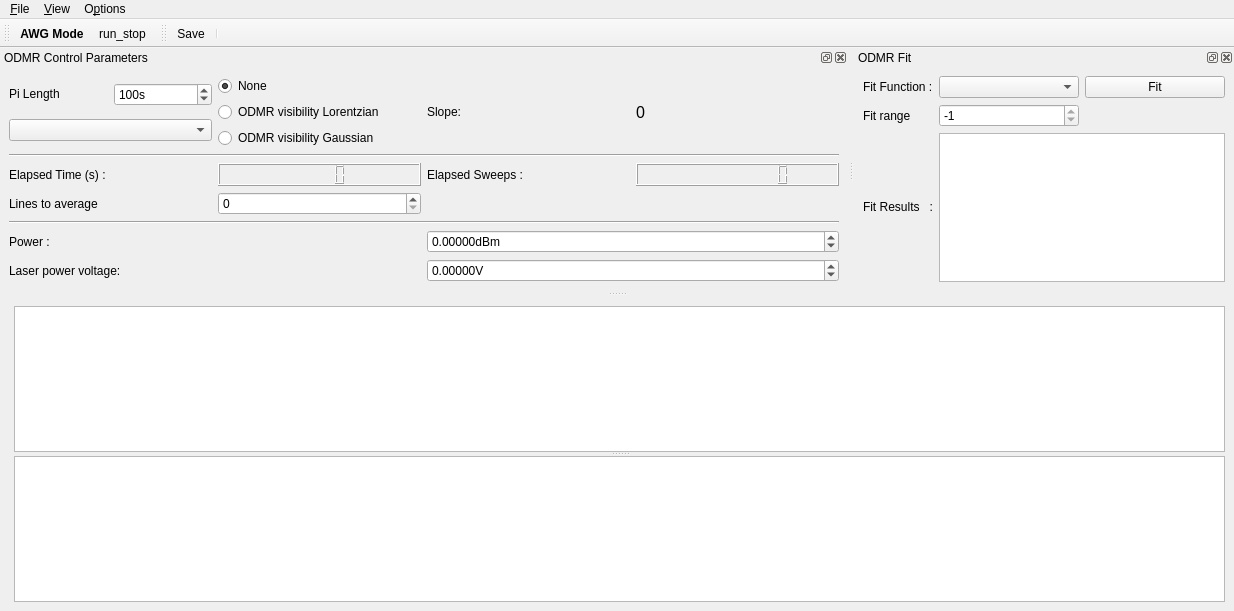
This is gui/podmr/ui_odmrgui.ui in sriharijayaram5/qudi as Qt 5 draws it before an edit. The edited form follows.
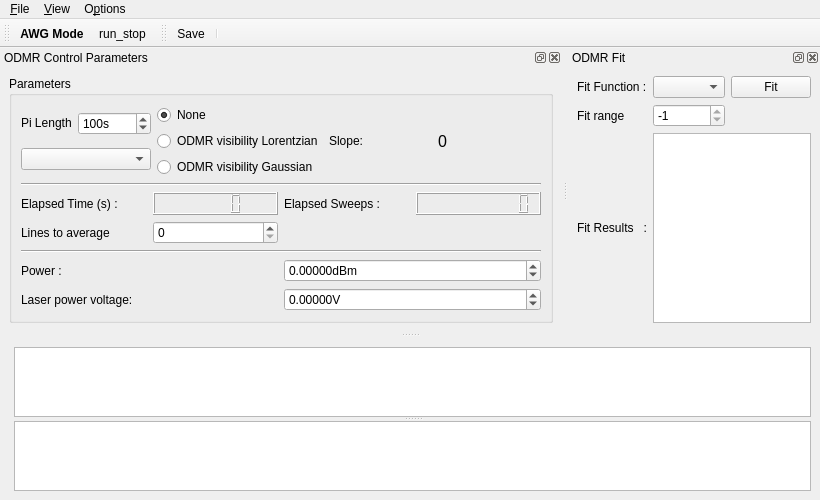
This is the edited form. Icons and pictures are not drawn. Custom widgets are drawn as their Qt base class.

Commit message: podmr gui cosmetic changes

```diff
--- a/gui/podmr/ui_odmrgui.ui
+++ b/gui/podmr/ui_odmrgui.ui
@@ -6,8 +6,8 @@
    <rect>
     <x>0</x>
     <y>0</y>
-    <width>1234</width>
-    <height>611</height>
+    <width>803</width>
+    <height>493</height>
    </rect>
   </property>
   <property name="contextMenuPolicy">
@@ -67,7 +67,7 @@
     <rect>
      <x>0</x>
      <y>0</y>
-     <width>1234</width>
+     <width>803</width>
      <height>21</height>
     </rect>
    </property>
@@ -112,7 +112,7 @@
     <bool>true</bool>
    </property>
    <property name="sizePolicy">
-    <sizepolicy hsizetype="MinimumExpanding" vsizetype="Fixed">
+    <sizepolicy hsizetype="Maximum" vsizetype="Fixed">
      <horstretch>0</horstretch>
      <verstretch>0</verstretch>
     </sizepolicy>
@@ -120,7 +120,7 @@
    <property name="minimumSize">
     <size>
      <width>562</width>
-     <height>236</height>
+     <height>269</height>
     </size>
    </property>
    <property name="baseSize">
@@ -147,6 +147,24 @@
     </property>
     <layout class="QGridLayout" name="gridLayout">
      <item row="0" column="0">
+      <widget class="QGroupBox" name="groupBox">
+       <property name="sizePolicy">
+        <sizepolicy hsizetype="Expanding" vsizetype="Preferred">
+         <horstretch>0</horstretch>
+         <verstretch>0</verstretch>
+        </sizepolicy>
+       </property>
+       <property name="minimumSize">
+        <size>
+         <width>544</width>
+         <height>0</height>
+        </size>
+       </property>
+       <property name="title">
+        <string>Parameters</string>
+       </property>
+       <layout class="QVBoxLayout" name="verticalLayout_3">
+        <item>
       <layout class="QHBoxLayout" name="horizontalLayout_2">
        <item>
         <layout class="QVBoxLayout" name="verticalLayout_2">
@@ -282,7 +300,7 @@
        </item>
       </layout>
      </item>
-     <item row="1" column="0">
+        <item>
       <widget class="Line" name="line_2">
        <property name="minimumSize">
         <size>
@@ -301,7 +319,7 @@
        </property>
       </widget>
      </item>
-     <item row="2" column="0">
+        <item>
       <layout class="QGridLayout" name="gridLayout_4">
        <item row="0" column="0">
         <widget class="QLabel" name="label_8">
@@ -374,14 +392,14 @@
        </item>
       </layout>
      </item>
-     <item row="3" column="0">
+        <item>
       <widget class="Line" name="line">
        <property name="orientation">
         <enum>Qt::Horizontal</enum>
        </property>
       </widget>
      </item>
-     <item row="4" column="0">
+        <item>
       <layout class="QGridLayout" name="gridLayout_5">
        <item row="0" column="0">
         <widget class="QLabel" name="label_2">
@@ -454,6 +472,9 @@
         </widget>
        </item>
       </layout>
+        </item>
+       </layout>
+      </widget>
      </item>
     </layout>
    </widget>
```
Lines whose indentation alone changed are shown as unchanged.
